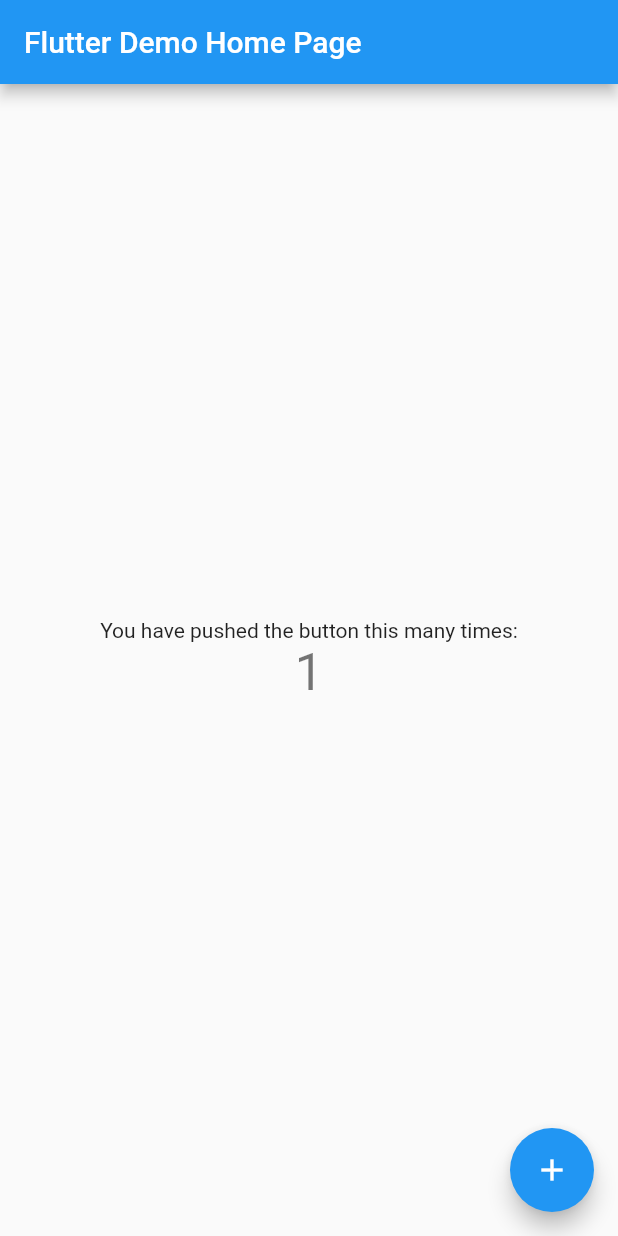
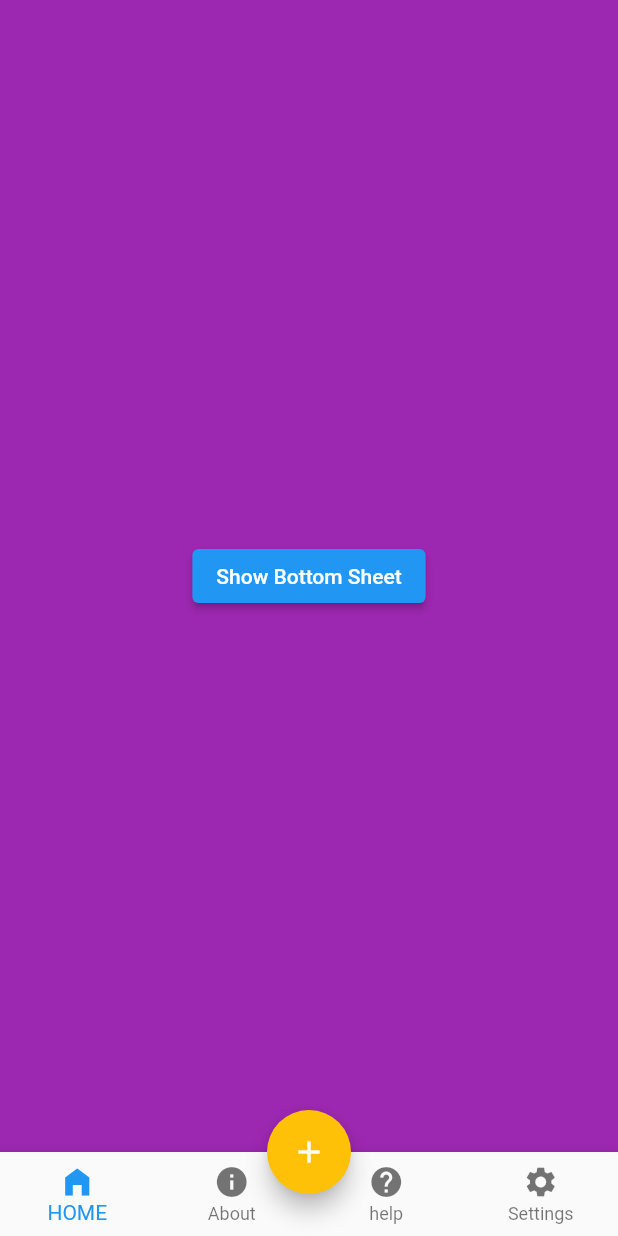
Before and after one commit to parmarravi/Flutter-BottomSheet-Bug, a Flutter app: the screen it shows after launch, after a tap on the "add" icon, on a phone screen of 412 x 824 dp. Run offline on Flutter 3.47's test engine with Material 2 defaults, Android fonts, the phone set to English and light mode, and no system bars.

Commit message:
added code

```diff
--- /dev/null
+++ b/lib/home.dart
@@ -0,0 +1,34 @@
+
+import 'package:flutter/material.dart';
+
+import 'add_bottom_sheet.dart';
+
+class HomeScreen extends StatefulWidget {
+  @override
+  _HomeScreenState createState() => _HomeScreenState();
+}
+
+class _HomeScreenState extends State<HomeScreen> {
+  @override
+  Widget build(BuildContext context) {
+    return SafeArea(
+      child: Container(
+        color: Colors.purple,
+        child: Center(
+          child: ElevatedButton(
+            onPressed: (){
+              addItem(context);
+            },
+            child: Text("Show Bottom Sheet"),
+          ),
+        ),
+      ),
+    );
+  }
+}
+
+
+void addItem(BuildContext context) {
+  print("addItem $context");
+  new AddBottomSheet(context).showDialog();
+}
--- a/lib/main.dart
+++ b/lib/main.dart
@@ -1,11 +1,24 @@
 import 'package:flutter/material.dart';
+import 'package:flutter_dialog_bug/about.dart';
+import 'package:flutter_dialog_bug/help.dart';
+import 'package:flutter_dialog_bug/settings.dart';
+
+import 'add_bottom_sheet.dart';
+import 'home.dart';
 
 void main() {
   runApp(MyApp());
 }
 
-class MyApp extends StatelessWidget {
+class MyApp extends StatefulWidget {
   // This widget is the root of your application.
+  @override
+  _MyAppState createState() => _MyAppState();
+}
+
+class _MyAppState extends State<MyApp> {
+  int _currentIndex = 0;
+
   @override
   Widget build(BuildContext context) {
     return MaterialApp(
@@ -22,92 +35,69 @@ class MyApp extends StatelessWidget {
           // is not restarted.
           primarySwatch: Colors.blue,
         ),
-      home: MyHomePage(title: 'Flutter Demo Home Page'),
-    );
+        home: Scaffold(
+          backgroundColor: Colors.white,
+          body: Container(
+            child: BottomNavWidget(),
+          ),
+          floatingActionButtonLocation:
+              FloatingActionButtonLocation.centerDocked,
+          floatingActionButton: FloatingActionButton(
+            onPressed: () {
+              addItem(context);
+            },
+            hoverElevation: 5,
+            backgroundColor: Colors.amber,
+            child: Icon(
+              Icons.add,
+              color: Colors.white,
+            ),
+          ),
+          bottomNavigationBar: BottomNavigationBar(
+            onTap: _onTabTapped,
+            type: BottomNavigationBarType.fixed,
+            currentIndex: _currentIndex,
+            backgroundColor:
+                Theme.of(context).bottomNavigationBarTheme.backgroundColor,
+            items: [
+              BottomNavigationBarItem(
+                  icon: Icon(Icons.home_filled), label: "HOME"),
+              BottomNavigationBarItem(icon: Icon(Icons.info), label: "About"),
+              BottomNavigationBarItem(icon: Icon(Icons.help), label: "help"),
+              BottomNavigationBarItem(
+                  icon: Icon(Icons.settings), label: "Settings"),
+            ],
+          ),
+        ),
+        routes: {
+          "HomeScreen": (_) => HomeScreen(),
+          "AboutScreen": (_) => AboutScreen(),
+          "HelpScreen": (_) => HelpScreen(),
+          "SettingsScreen": (_) => SettingsScreen(),
+        });
+  }
+
+  Widget BottomNavWidget() {
+    switch (_currentIndex) {
+      case 0:
+        return HomeScreen();
+      case 1:
+        return AboutScreen();
+      case 2:
+        return HelpScreen();
+      case 3:
+        return SettingsScreen();
     }
   }
 
-class MyHomePage extends StatefulWidget {
-  MyHomePage({Key key, this.title}) : super(key: key);
-
-  // This widget is the home page of your application. It is stateful, meaning
-  // that it has a State object (defined below) that contains fields that affect
-  // how it looks.
-
-  // This class is the configuration for the state. It holds the values (in this
-  // case the title) provided by the parent (in this case the App widget) and
-  // used by the build method of the State. Fields in a Widget subclass are
-  // always marked "final".
-
-  final String title;
-
-  @override
-  _MyHomePageState createState() => _MyHomePageState();
+  void addItem(BuildContext context) {
+    print("addItem $context");
+    new AddBottomSheet(context).showDialog();
   }
 
-class _MyHomePageState extends State<MyHomePage> {
-  int _counter = 0;
-
-  void _incrementCounter() {
+  void _onTabTapped(int index) {
     setState(() {
-      // This call to setState tells the Flutter framework that something has
-      // changed in this State, which causes it to rerun the build method below
-      // so that the display can reflect the updated values. If we changed
-      // _counter without calling setState(), then the build method would not be
-      // called again, and so nothing would appear to happen.
-      _counter++;
+      _currentIndex = index;
     });
   }
-
-  @override
-  Widget build(BuildContext context) {
-    // This method is rerun every time setState is called, for instance as done
-    // by the _incrementCounter method above.
-    //
-    // The Flutter framework has been optimized to make rerunning build methods
-    // fast, so that you can just rebuild anything that needs updating rather
-    // than having to individually change instances of widgets.
-    return Scaffold(
-      appBar: AppBar(
-        // Here we take the value from the MyHomePage object that was created by
-        // the App.build method, and use it to set our appbar title.
-        title: Text(widget.title),
-      ),
-      body: Center(
-        // Center is a layout widget. It takes a single child and positions it
-        // in the middle of the parent.
-        child: Column(
-          // Column is also a layout widget. It takes a list of children and
-          // arranges them vertically. By default, it sizes itself to fit its
-          // children horizontally, and tries to be as tall as its parent.
-          //
-          // Invoke "debug painting" (press "p" in the console, choose the
-          // "Toggle Debug Paint" action from the Flutter Inspector in Android
-          // Studio, or the "Toggle Debug Paint" command in Visual Studio Code)
-          // to see the wireframe for each widget.
-          //
-          // Column has various properties to control how it sizes itself and
-          // how it positions its children. Here we use mainAxisAlignment to
-          // center the children vertically; the main axis here is the vertical
-          // axis because Columns are vertical (the cross axis would be
-          // horizontal).
-          mainAxisAlignment: MainAxisAlignment.center,
-          children: <Widget>[
-            Text(
-              'You have pushed the button this many times:',
-            ),
-            Text(
-              '$_counter',
-              style: Theme.of(context).textTheme.headline4,
-            ),
-          ],
-        ),
-      ),
-      floatingActionButton: FloatingActionButton(
-        onPressed: _incrementCounter,
-        tooltip: 'Increment',
-        child: Icon(Icons.add),
-      ), // This trailing comma makes auto-formatting nicer for build methods.
-    );
 }
-}
```
Also changed, not shown: lib/about.dart (added, +10 -0 lines), lib/add_bottom_sheet.dart (added, +49 -0 lines), lib/help.dart (added, +12 -0 lines), lib/settings.dart (added, +10 -0 lines). Lines whose indentation alone changed are shown as unchanged.
